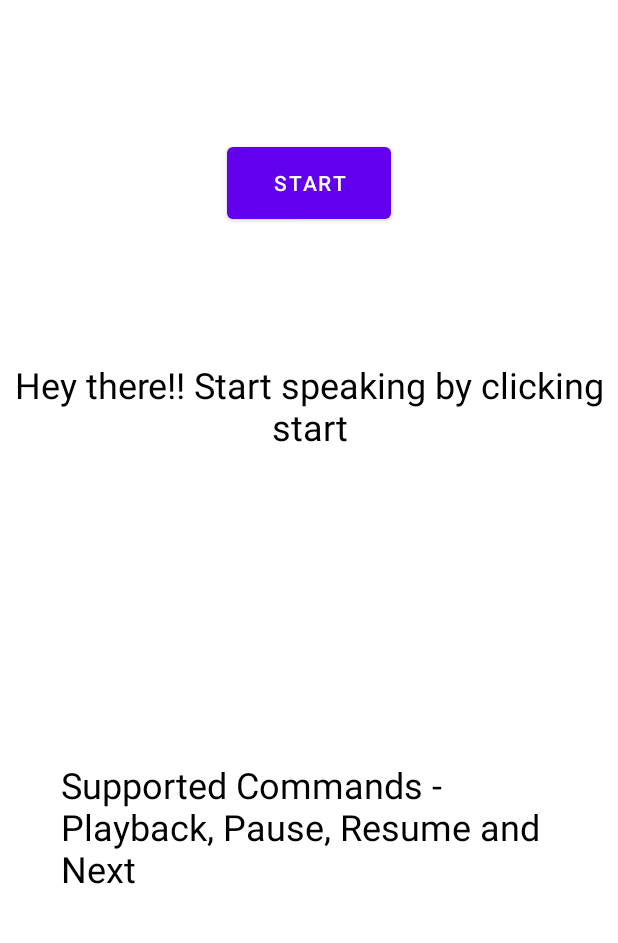
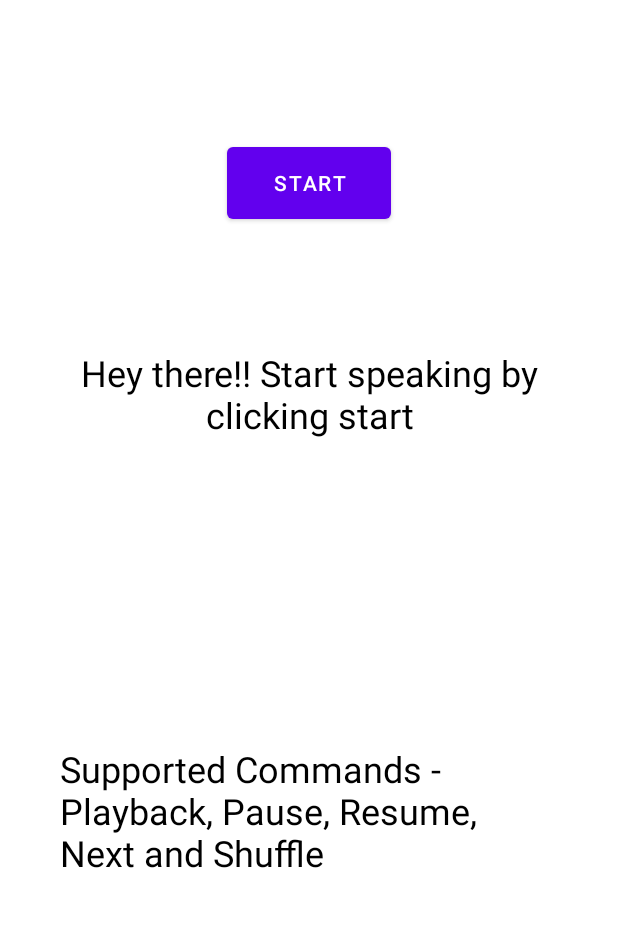
Before and after one commit to harshag24/SpotiBot, an Android app: the screen it shows after launch (MainActivity), on a phone screen of 412 x 824 dp, the part 255-1198 px from its top. Run offline under Robolectric (Android 15) with nearby library versions, the phone set to English and light mode, and no system bars; libraries missing offline, so code that uses them is left out: com.spotify.android, com.spotify.protocol; 2 statements that could not run were skipped.

Commit message:
UI improvement

```diff
--- a/app/src/main/java/com/example/spotibot/MainActivity.java
+++ b/app/src/main/java/com/example/spotibot/MainActivity.java
@@ -31,14 +31,12 @@ import java.util.ArrayList;
 
 public class MainActivity extends AppCompatActivity {
 
-    private static final String CLIENT_ID = "2b1adf5ad6cd4c7aafe0acadea34ab1f";
+    private static final String CLIENT_ID = "";
     private static final String REDIRECT_URI = "https://spotibot.com/callback";
     private SpotifyAppRemote mSpotifyAppRemote;
-    Button start , stop;
     private SpeechRecognizer speechRecognizer;
     private Intent intentRecognizer;
     private TextView textView;
-
     @Override
     protected void onCreate(Bundle savedInstanceState) {
         super.onCreate(savedInstanceState);
@@ -55,27 +53,22 @@ public class MainActivity extends AppCompatActivity {
         speechRecognizer.setRecognitionListener(new RecognitionListener() {
             @Override
             public void onReadyForSpeech(Bundle params) {
-
             }
 
             @Override
             public void onBeginningOfSpeech() {
-
             }
 
             @Override
             public void onRmsChanged(float rmsdB) {
-
             }
 
             @Override
             public void onBufferReceived(byte[] buffer) {
-
             }
 
             @Override
             public void onEndOfSpeech() {
-
             }
 
             @Override
@@ -108,9 +101,9 @@ public class MainActivity extends AppCompatActivity {
                     else if(string.contains("shuffle")){
                         mSpotifyAppRemote.getPlayerApi().setShuffle(true);
                     }
-//                    else{
-//                        textView.setText("Didn't get that! Try Again!");
-//                    }
+                    else{
+                        textView.setText("Didn't get that! Try Again!");
+                    }
                 }
             }
 
@@ -124,7 +117,7 @@ public class MainActivity extends AppCompatActivity {
         });
     }
 
-    public void StartButton(View view){
+    public void StartButton(View view) {
         textView.setText("Listening...");
         speechRecognizer.startListening(intentRecognizer);
     }
--- a/app/src/main/res/layout/activity_main.xml
+++ b/app/src/main/res/layout/activity_main.xml
@@ -8,16 +8,18 @@
 
     <TextView
         android:id="@+id/text"
-        android:layout_width="wrap_content"
-        android:layout_height="wrap_content"
-        android:text="Hey there!! Start speaking by clicking start"
+        android:layout_width="341dp"
+        android:layout_height="78dp"
+        android:layout_marginStart="40dp"
+        android:layout_marginTop="80dp"
+        android:layout_marginEnd="40dp"
+        android:text="@string/hey"
         android:textAlignment="center"
         android:textColor="?android:attr/textColor"
         android:textSize="24sp"
-        app:layout_constraintBottom_toBottomOf="parent"
-        app:layout_constraintLeft_toLeftOf="parent"
-        app:layout_constraintRight_toRightOf="parent"
-        app:layout_constraintTop_toTopOf="parent" />
+        app:layout_constraintEnd_toEndOf="parent"
+        app:layout_constraintStart_toStartOf="parent"
+        app:layout_constraintTop_toBottomOf="@+id/start" />
 
     <Button
         android:id="@+id/start"
@@ -55,12 +57,13 @@
         android:layout_height="94dp"
         android:layout_marginStart="40dp"
         android:layout_marginEnd="40dp"
-        android:layout_marginBottom="53dp"
+        android:layout_marginBottom="64dp"
         android:text="@string/support"
         android:textColor="?android:attr/textColor"
         android:textSize="24sp"
         app:layout_constraintBottom_toBottomOf="parent"
         app:layout_constraintEnd_toEndOf="parent"
+        app:layout_constraintHorizontal_bias="0.0"
         app:layout_constraintStart_toStartOf="parent" />
 
 </androidx.constraintlayout.widget.ConstraintLayout>
--- a/app/src/main/res/values/strings.xml
+++ b/app/src/main/res/values/strings.xml
@@ -1,4 +1,5 @@
 <resources>
     <string name="app_name">SpotiBot</string>
-    <string name="support">Supported Commands - Playback, Pause, Resume and Next</string>
+    <string name="support">Supported Commands - Playback, Pause, Resume, Next and Shuffle</string>
+    <string name="hey">Hey there!! Start speaking by clicking start</string>
 </resources>
```
